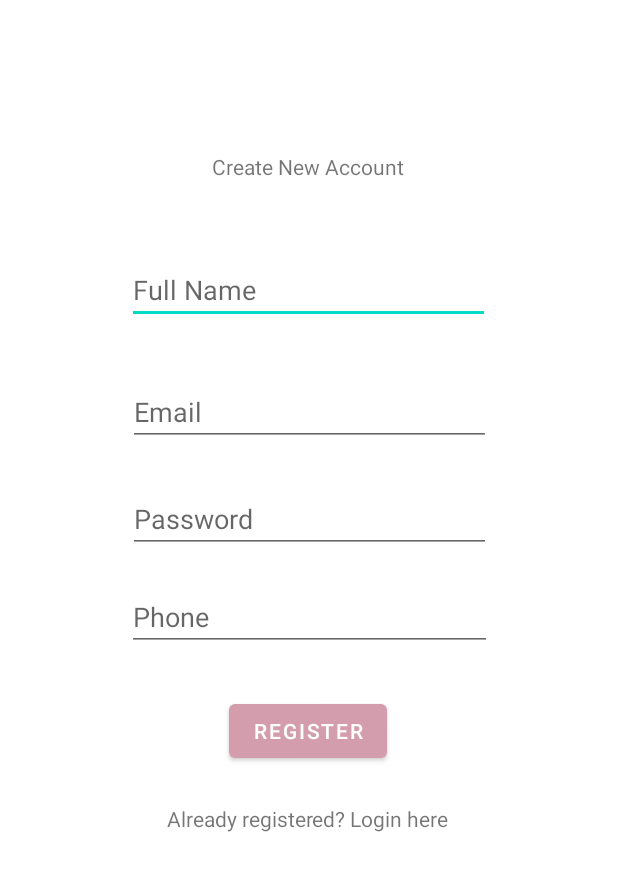
After one commit to chinguyen202/better-skin, an Android app: the layout activity_register.xml on its own in the app's theme, with its tools: preview values and no code run, on a phone screen of 412 x 824 dp. The commit adds this screen. Shown: the top 871 px of the screen. Run offline under Robolectric (Android 15) with nearby library versions, the light colour scheme and no system bars.

Commit message:
Login, Register

```diff
--- a/app/build.gradle
+++ b/app/build.gradle
@@ -1,5 +1,6 @@
 plugins {
     id 'com.android.application'
+    id 'com.google.gms.google-services'
 }
 android {
     compileSdk 31
@@ -27,6 +28,7 @@ android {
 }
 
 dependencies {
+    implementation 'com.google.firebase:firebase-auth:21.0.1'
     def room_version = "2.3.0"
 
     implementation "androidx.room:room-runtime:$room_version"
--- /dev/null
+++ b/app/src/main/res/layout/activity_register.xml
@@ -0,0 +1,117 @@
+<?xml version="1.0" encoding="utf-8"?>
+<androidx.constraintlayout.widget.ConstraintLayout xmlns:android="http://schemas.android.com/apk/res/android"
+    xmlns:app="http://schemas.android.com/apk/res-auto"
+    xmlns:tools="http://schemas.android.com/tools"
+    android:layout_width="match_parent"
+    android:layout_height="match_parent"
+    tools:context=".Register">
+
+    <TextView
+        android:id="@+id/textView"
+        android:layout_width="wrap_content"
+        android:layout_height="wrap_content"
+        android:layout_marginTop="101dp"
+        android:text="Create New Account"
+        app:layout_constraintEnd_toEndOf="parent"
+        app:layout_constraintHorizontal_bias="0.498"
+        app:layout_constraintStart_toStartOf="parent"
+        app:layout_constraintTop_toTopOf="parent" />
+
+    <EditText
+        android:id="@+id/fullName"
+        android:layout_width="242dp"
+        android:layout_height="42dp"
+        android:layout_marginTop="48dp"
+        android:layout_marginBottom="18dp"
+        android:ems="10"
+        android:inputType="textPersonName"
+        android:hint="Full Name"
+        app:layout_constraintBottom_toTopOf="@+id/email"
+        app:layout_constraintEnd_toEndOf="parent"
+        app:layout_constraintHorizontal_bias="0.497"
+        app:layout_constraintStart_toStartOf="parent"
+        app:layout_constraintTop_toBottomOf="@+id/textView" />
+
+    <EditText
+        android:id="@+id/email"
+        android:layout_width="242dp"
+        android:layout_height="40dp"
+        android:layout_marginTop="18dp"
+        android:layout_marginBottom="15dp"
+        android:ems="10"
+        android:inputType="textEmailAddress"
+        android:hint="Email"
+        app:layout_constraintBottom_toTopOf="@+id/password"
+        app:layout_constraintEnd_toEndOf="parent"
+        app:layout_constraintStart_toStartOf="parent"
+        app:layout_constraintTop_toBottomOf="@+id/fullName" />
+
+    <EditText
+        android:id="@+id/password"
+        android:layout_width="242dp"
+        android:layout_height="45dp"
+        android:layout_marginTop="6dp"
+        android:layout_marginBottom="16dp"
+        android:ems="10"
+        android:hint="Password"
+        android:inputType="textPassword"
+        app:layout_constraintBottom_toTopOf="@+id/phone"
+        app:layout_constraintEnd_toEndOf="parent"
+        app:layout_constraintStart_toStartOf="parent"
+        app:layout_constraintTop_toBottomOf="@+id/email" />
+
+    <EditText
+        android:id="@+id/phone"
+        android:layout_width="243dp"
+        android:layout_height="44dp"
+        android:ems="10"
+        android:hint="Phone"
+        android:inputType="phone"
+        app:layout_constraintBottom_toBottomOf="parent"
+        app:layout_constraintEnd_toEndOf="parent"
+        app:layout_constraintStart_toStartOf="parent"
+        app:layout_constraintTop_toTopOf="parent" />
+
+    <Button
+        android:id="@+id/registerDone"
+        android:layout_width="wrap_content"
+        android:layout_height="wrap_content"
+        android:layout_marginTop="26dp"
+        android:layout_marginBottom="22dp"
+        android:text="Register"
+        app:layout_constraintBottom_toTopOf="@+id/already"
+        app:layout_constraintEnd_toEndOf="parent"
+        app:layout_constraintHorizontal_bias="0.498"
+        app:layout_constraintStart_toStartOf="parent"
+        app:layout_constraintTop_toBottomOf="@+id/phone" />
+
+    <TextView
+        android:id="@+id/already"
+        android:layout_width="wrap_content"
+        android:layout_height="wrap_content"
+        android:layout_marginTop="495dp"
+        android:layout_marginBottom="228dp"
+        android:text="Already registered? Login here"
+        app:layout_constraintBottom_toBottomOf="parent"
+        app:layout_constraintEnd_toEndOf="parent"
+        app:layout_constraintHorizontal_bias="0.498"
+        app:layout_constraintStart_toStartOf="parent"
+        app:layout_constraintTop_toTopOf="parent" />
+
+    <ProgressBar
+        android:id="@+id/progressBar"
+        style="?android:attr/progressBarStyle"
+        android:layout_width="wrap_content"
+        android:layout_height="wrap_content"
+        android:layout_marginStart="182dp"
+        android:layout_marginTop="555dp"
+        android:layout_marginEnd="90dp"
+        android:layout_marginBottom="128dp"
+        android:visibility="invisible"
+        app:layout_constraintBottom_toBottomOf="parent"
+        app:layout_constraintEnd_toEndOf="parent"
+        app:layout_constraintHorizontal_bias="0.0"
+        app:layout_constraintStart_toStartOf="parent"
+        app:layout_constraintTop_toTopOf="parent"
+        app:layout_constraintVertical_bias="0.0" />
+</androidx.constraintlayout.widget.ConstraintLayout>
--- a/build.gradle
+++ b/build.gradle
@@ -7,6 +7,7 @@ buildscript {
     dependencies {
 
         classpath "com.android.tools.build:gradle:7.0.3"
+        classpath 'com.google.gms:google-services:4.3.10'
 
         // NOTE: Do not place your application dependencies here; they belong
         // in the individual module build.gradle files
```
Also changed, not shown: app/src/main/AndroidManifest.xml (+25 -6 lines), app/src/main/java/fi/chinguyen/betterskin/Login.java (added, +93 -0 lines), app/src/main/java/fi/chinguyen/betterskin/Register.java (added, +92 -0 lines), app/src/main/res/layout/activity_login.xml (+87 -1 lines), app/src/main/res/values/strings.xml (+0 -23 lines), 1 other file.
